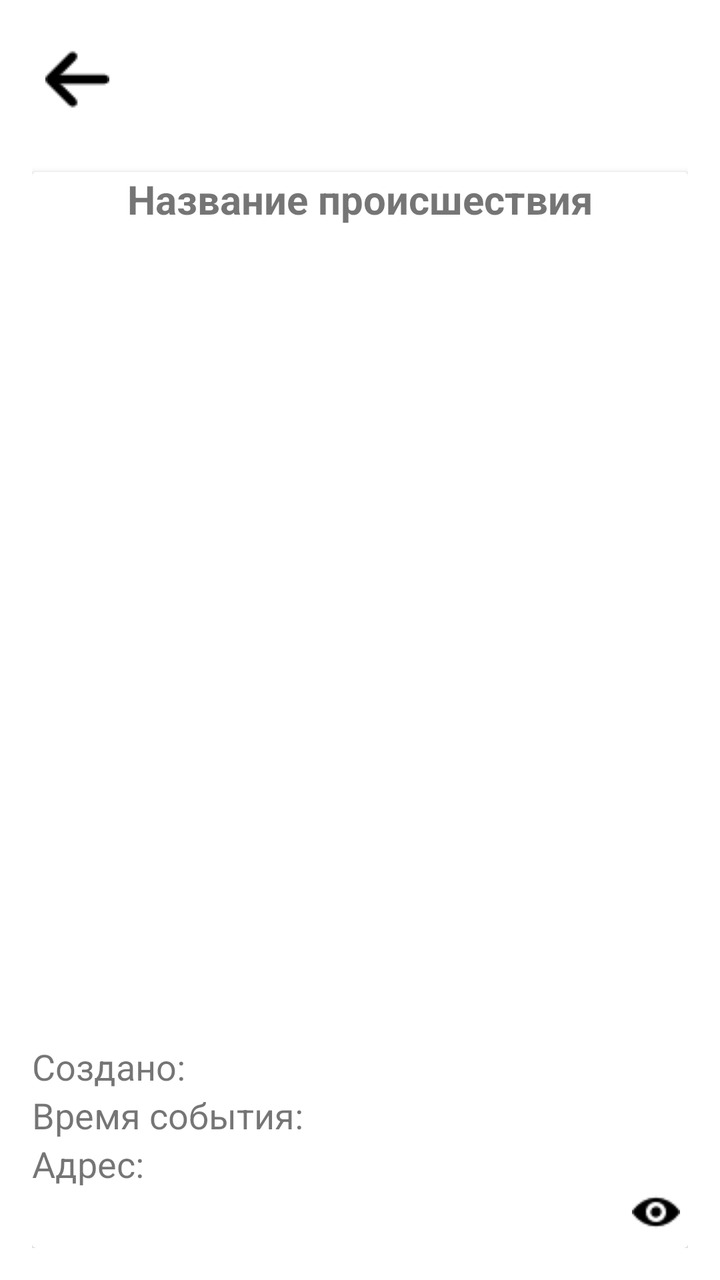
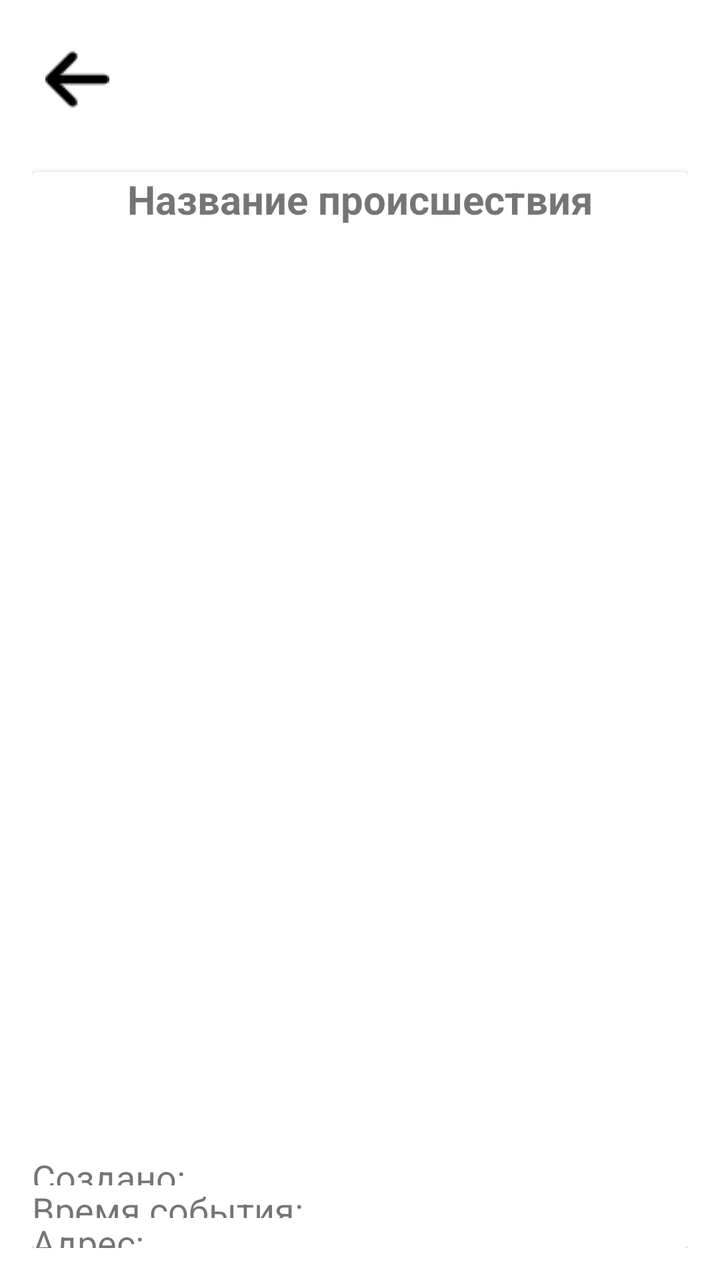

An Android layout rendered at two revisions. The XML below is the earlier revision; the diff shows what the commit changed to produce the second picture.
<!-- AndroidManifest.xml: application theme Theme.IncidentsTrackerAndroid -->
<!-- res/layout/fragment_incident.xml -->
<?xml version="1.0" encoding="utf-8"?>
<RelativeLayout xmlns:android="http://schemas.android.com/apk/res/android"
                xmlns:tools="http://schemas.android.com/tools"
                android:layout_width="match_parent"
                android:layout_height="wrap_content"
                android:padding="16dp"
                tools:context=".ui.main.IncidentFragment">

    <ImageButton
            android:id="@+id/backButton"
            android:layout_width="45dp"
            android:layout_height="47dp"
            android:background="?attr/selectableItemBackgroundBorderless"
            android:src="@drawable/ic_arrow"
            android:layout_alignParentStart="true"
            android:layout_alignParentTop="true"/>

    <androidx.cardview.widget.CardView
            android:layout_width="match_parent"
            android:layout_height="match_parent"
            android:layout_marginTop="70dp"
            android:elevation="4dp"
            android:padding="16dp" android:layout_centerHorizontal="true" android:layout_alignParentTop="true"
            android:visibility="visible">

        <ProgressBar
                android:id="@+id/progressBar"
                android:layout_width="wrap_content"
                android:layout_height="wrap_content"
                android:layout_gravity="center"
                android:visibility="gone"/>
        <LinearLayout
                android:id="@+id/incidentLayout"
                android:layout_width="match_parent"
                android:layout_height="wrap_content"
                android:orientation="vertical" android:visibility="visible">

            <TextView
                    android:id="@+id/incidentTitle"
                    android:layout_width="match_parent"
                    android:layout_height="wrap_content"
                    android:text="Название происшествия"
                    android:textSize="20sp"
                    android:textStyle="bold"
                    android:gravity="center_horizontal"
                    android:paddingBottom="8dp"/>

            <ImageView
                    android:id="@+id/incidentImage"
                    android:layout_width="match_parent"
                    android:layout_height="400dp"
                    android:scaleType="fitCenter"
                    android:paddingBottom="8dp"/>
            <LinearLayout
                    android:layout_width="match_parent"
                    android:layout_height="wrap_content"
                    android:orientation="horizontal"
                    android:paddingTop="0dp"
                    android:gravity="bottom">

                <LinearLayout
                        android:orientation="vertical"
                        android:layout_width="match_parent"
                        android:layout_height="wrap_content">
                    <TextView
                            android:id="@+id/incidentCreatedBy"
                            android:layout_width="match_parent"
                            android:layout_height="wrap_content"
                            android:layout_weight="1"
                            android:text="Создано: "
                            android:textSize="18sp"
                            android:paddingEnd="8dp"/>
                    <TextView
                            android:id="@+id/incidentDate"
                            android:layout_width="match_parent"
                            android:layout_height="wrap_content"
                            android:layout_weight="1"
                            android:text="Время события: "
                            android:textSize="18sp"
                            android:paddingEnd="8dp"/>
                    <TextView
                            android:id="@+id/incidentAddress"
                            android:layout_width="match_parent"
                            android:layout_height="wrap_content"
                            android:layout_weight="1"
                            android:text="Адрес: "
                            android:textSize="18sp"
                            android:paddingEnd="8dp"/>
                    <LinearLayout
                            android:orientation="horizontal"
                            android:layout_width="match_parent"
                            android:layout_height="match_parent"
                            android:layout_weight="3">
                        <View
                                android:layout_width="match_parent"
                                android:layout_height="match_parent" android:id="@+id/view" android:layout_weight="1"
                                tools:visibility="invisible"/>
                        <ImageView
                                android:id="@+id/viewsIcon"
                                android:layout_width="wrap_content"
                                android:layout_height="wrap_content"
                                android:src="@drawable/ic_eye"
                                android:paddingEnd="4dp"/>
                        <TextView
                                android:id="@+id/viewsCount"
                                android:layout_width="wrap_content"
                                android:layout_height="match_parent"
                                android:textSize="16sp"/>
                    </LinearLayout>
                </LinearLayout>
            </LinearLayout>
        </LinearLayout>
    </androidx.cardview.widget.CardView>
</RelativeLayout>
<!-- resources referenced by this layout -->
<resources>
  <!-- drawable ic_arrow: png bitmap (drawable, 475 bytes) -->
  <!-- drawable ic_eye: png bitmap (drawable, 451 bytes) -->
  <style name="Theme.IncidentsTrackerAndroid" parent="Theme.MaterialComponents.DayNight.DarkActionBar">
          
          <item name="colorPrimary">@color/purple_500</item>
          <item name="colorPrimaryVariant">@color/purple_700</item>
          <item name="colorOnPrimary">@color/white</item>
          
          <item name="colorSecondary">@color/teal_200</item>
          <item name="colorSecondaryVariant">@color/teal_700</item>
          <item name="colorOnSecondary">@color/black</item>
          
          <item name="android:statusBarColor">?attr/colorPrimaryVariant</item>
          
      </style>
  <color name="purple_500">#FF6200EE</color>
  <color name="purple_700">#FF3700B3</color>
  <color name="white">#FFFFFFFF</color>
  <color name="teal_200">#FF03DAC5</color>
  <color name="teal_700">#FF018786</color>
  <color name="black">#FF000000</color>
</resources>

<!-- the commit's change to res/layout/fragment_incident.xml (unified diff, before → after) -->
@@ -43,6 +43,23 @@
                     android:textSize="20sp"
                     android:textStyle="bold"
                     android:gravity="center_horizontal"
+                    android:paddingBottom="4dp"/>
+
+            <TextView
+                    android:id="@+id/incidentCategory"
+                    android:layout_width="match_parent"
+                    android:layout_height="wrap_content"
+                    android:textSize="16sp"
+                    android:textStyle="bold"
+                    android:gravity="center_horizontal"
+                    android:paddingBottom="8dp"/>
+
+            <TextView
+                    android:id="@+id/incidentDescription"
+                    android:layout_width="match_parent"
+                    android:layout_height="wrap_content"
+                    android:textSize="16sp"
+                    android:gravity="start"
                     android:paddingBottom="8dp"/>
 
             <ImageView
